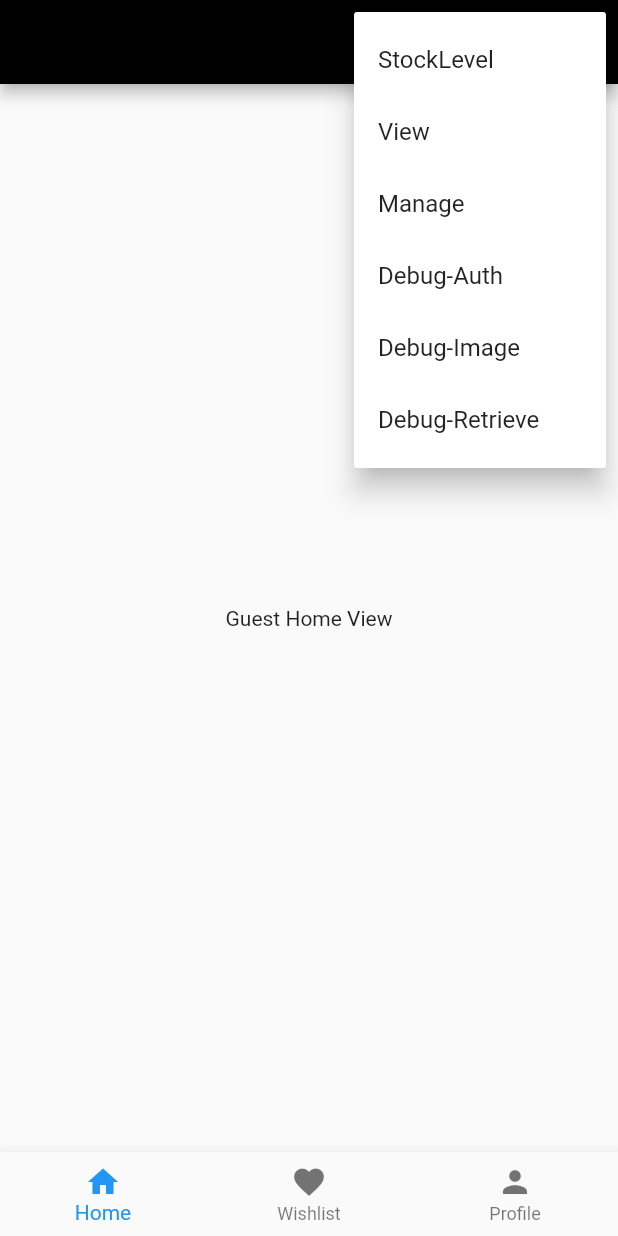
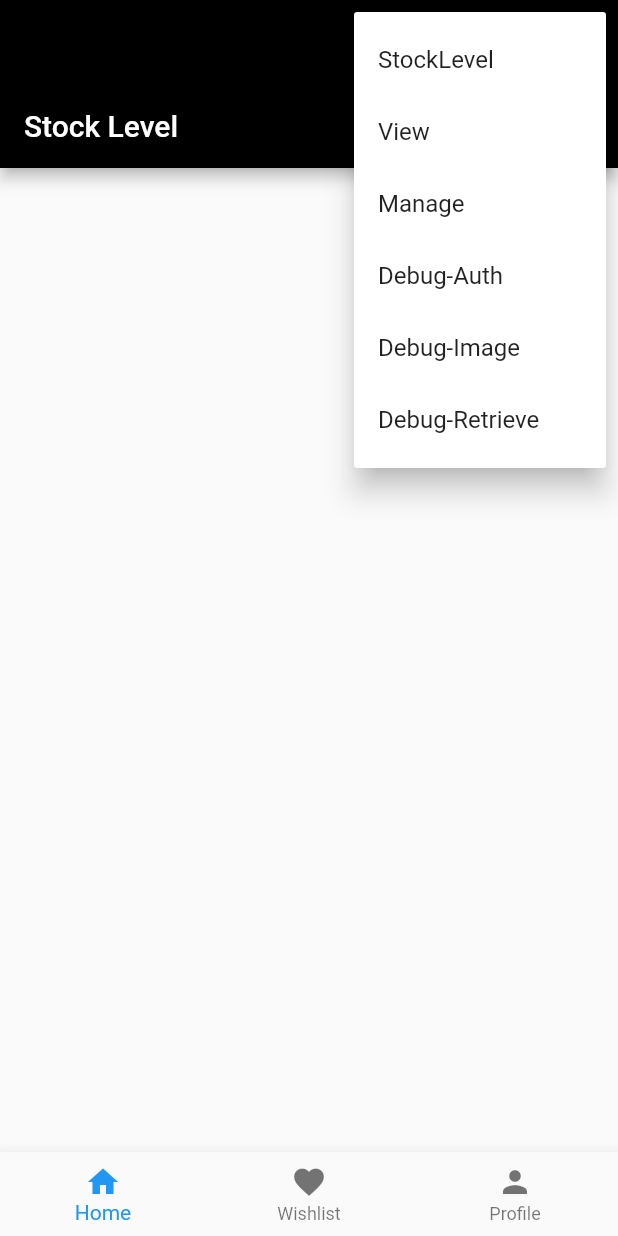
Before and after one commit to DaveHo19/AgileDevProject, a Flutter app: the screen it shows after launch, after a tap on the "more vert" icon, on a phone screen of 412 x 824 dp. Run offline on Flutter 3.47's test engine with Material 2 defaults, Android fonts, the phone set to English and light mode, and no system bars; our stand-ins replace cloud_firestore, file_picker, firebase_auth, firebase_core, firebase_storage, flutter_svg and 1 more; missing offline and left inert: dart:html, dart:js_util; accounts and stored records are empty.

Commit message:
Major Update
Changes
- Merge branch 'jeremyong' into hoteikwei
- Modified Home View

```diff
--- /dev/null
+++ b/agile_project/lib/scenes/home/HomeBookList.dart
@@ -0,0 +1,109 @@
+import 'package:agile_project/models/book.dart';
+import 'package:flutter/material.dart';
+import 'package:provider/provider.dart';
+
+class HomeBookList extends StatefulWidget {
+  const HomeBookList({ Key? key }) : super(key: key);
+
+  @override
+  State<HomeBookList> createState() => _HomeBookListState();
+}
+
+class _HomeBookListState extends State<HomeBookList> {
+
+  List<Widget> layoutList = [];
+  @override
+  void initState() {
+    // TODO: implement initState
+    super.initState();
+  }
+
+  @override
+  Widget build(BuildContext context) {
+    layoutInitialize();
+    return ListView.builder(
+      itemCount: layoutList.length,
+      itemBuilder: (context, index) {
+        return layoutList[index];
+      },
+    );
+  }
+
+  Widget _buildFantasyRow() {
+    final book = Provider.of<List<Book>>(context);
+    List<Book> tempList = [];
+    if(book.isNotEmpty){
+      book.forEach((element) {
+        if (element.tags.contains("Fantasy")){
+          tempList.add(element);
+        }
+      });
+    }
+    return SizedBox(
+      height: 120,
+      child: ListView.builder(
+        scrollDirection: Axis.horizontal,
+        itemCount: tempList.length,
+        itemBuilder: (context, index) => _buildBook(tempList[index]),
+      ),
+    );
+  }
+  Widget _buildRemainRow() {
+    final book = Provider.of<List<Book>>(context);
+    List<Book> tempList = [];
+    if(book.isNotEmpty){
+      book.forEach((element) {
+        if (!element.tags.contains("Fantasy")){
+          tempList.add(element);
+        }
+      });
+    }
+    return SizedBox(
+      height: 120,
+      child: ListView.builder(
+        scrollDirection: Axis.horizontal,
+        itemCount: tempList.length,
+        itemBuilder: (context, index) => _buildBook(tempList[index]),
+      ),
+    );
+  }
+
+  Widget _buildBook(Book book){
+    return Container(
+      height: 500,
+      width: 200,
+      child: Card(
+        elevation: 2,
+        child: Column(
+          children: [
+            Expanded(
+              flex: 2,
+              child: Image.network(book.imageCoverURL, fit: BoxFit.fill,)),
+            Expanded(
+              flex: 1,
+              child: Text(
+                book.title,
+                ),
+              ),
+          ],
+        )
+      ),
+    );
+  }
+
+  Widget _buildSpace(){
+    return const SizedBox(height: 50);
+  }
+  void layoutInitialize(){
+    layoutList.clear();
+    layoutList.add(_buildSpace());
+    layoutList.add(_buildFantasyRow());
+    layoutList.add(_buildSpace());
+    layoutList.add(_buildFantasyRow());
+    layoutList.add(_buildSpace());
+    layoutList.add(_buildFantasyRow());
+    layoutList.add(_buildSpace());
+    layoutList.add(_buildFantasyRow());
+    //layoutList.add(_buildRemainRow());
+  }
+}
--- a/agile_project/lib/scenes/home/HomeScene.dart
+++ b/agile_project/lib/scenes/home/HomeScene.dart
@@ -1,4 +1,7 @@
+import 'package:agile_project/models/book.dart';
 import 'package:agile_project/models/user.dart';
+import 'package:agile_project/scenes/home/HomeBookList.dart';
+import 'package:agile_project/services/databaseService.dart';
 import 'package:flutter/material.dart';
 import 'package:agile_project/models/enumList.dart';
 import 'package:provider/provider.dart';
@@ -23,29 +26,55 @@ class _MyHomeSceneState extends State<MyHomeScene>{
 
   @override
   Widget build(BuildContext context) {
-    //for identify login or not
-    user = Provider.of<AppUser?>(context);
-    isAdmin();
-    return Center(
-      child:  (currAccountType == AccountType.guest) ?
-              const Text("Guest Home View") :
-              (currAccountType == AccountType.user) ?
-              const Text("User Home View") :
-              (currAccountType == AccountType.admin) ?
-              const Text("Admin Home View") : const Text("ERROR: Account Type Out of Bonud"),
-      );
+    return StreamProvider<List<Book>>.value(
+          value: DatabaseService().books,
+          initialData: const [],
+          catchError: (_, error) => errorMessage(context, error),
+          child: Scaffold(
+            appBar: AppBar(
+              title: const Text("Stock Level"),
+              backgroundColor: Colors.black,
+              foregroundColor: Colors.white,
+              actions: const [
+                IconButton(
+                  icon: Icon(Icons.search),
+                  tooltip: "Search",
+                  onPressed: null,
+                ),
+              ],
+            ),
+            body: const HomeBookList(),)
+        );
+  }
+  List<Book> errorMessage(BuildContext context, var data) {
+    ScaffoldMessenger.of(context)
+        .showSnackBar(SnackBar(content: Text(data.toString())));
+
+    return <Book>[];
   }
 
-    void isAdmin(){
+  Widget _buildList(){
+    return ListView.builder(
+        itemCount: 7,
+        itemBuilder: (_, i) {
+            return _horizontalListView();
+        },
+    );
+  }
 
-     if (user != null){
-      if (user.uid == "AJDG4Ze3wpdav5bThoGHMfCekmI2"){
-        currAccountType = AccountType.admin;
-     } else {
-       currAccountType = AccountType.user;
-      }
-     } else {
-       currAccountType = AccountType.guest;
-     }
+Widget _horizontalListView() {
+    return SizedBox(
+      height: 120,
+      child: ListView.builder(
+        scrollDirection: Axis.horizontal,
+        itemBuilder: (_, __) => _buildBox(color: Colors.orange),
+      ),
+    );
   }
+
+  Widget _buildBox({Color? color}) {
+    return Container(margin: EdgeInsets.all(12), height: 100, width: 200, color: color);
+  }
+
+
 }
--- /dev/null
+++ b/agile_project/lib/scenes/nav/HomeScene.dart
@@ -0,0 +1,25 @@
+import 'package:flutter/material.dart';
+import 'package:agile_project/components/_enumList.dart';
+
+class MyHomeScene extends StatefulWidget {
+  const MyHomeScene({
+    Key? key,
+    required this.currAccountType,
+  }) : super(key: key);
+
+  final AccountType currAccountType;
+  @override
+  State<MyHomeScene> createState() => _MyHomeSceneState();
+}
+
+class _MyHomeSceneState extends State<MyHomeScene> {
+  @override
+  void initState() {
+    super.initState();
+  }
+
+  @override
+  Widget build(BuildContext context) {
+
+  }
+}
```
